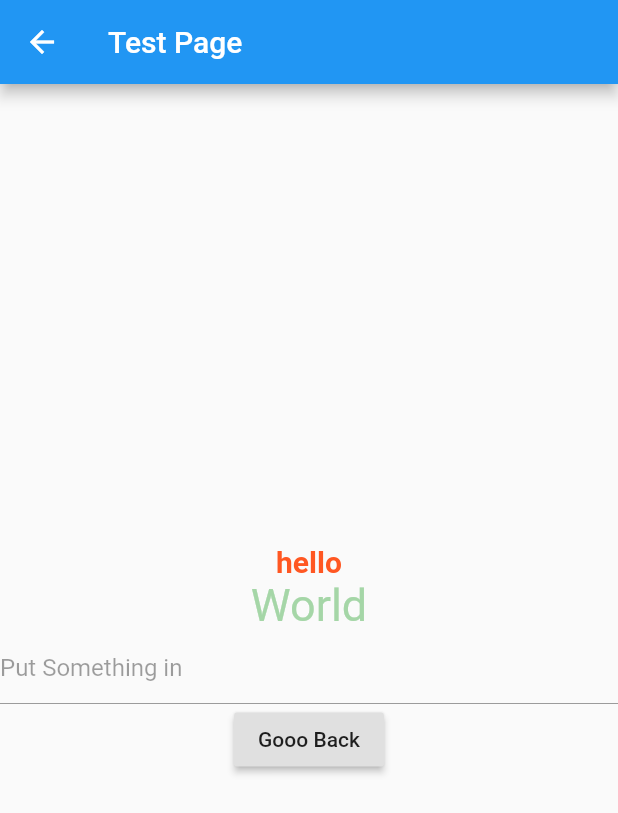
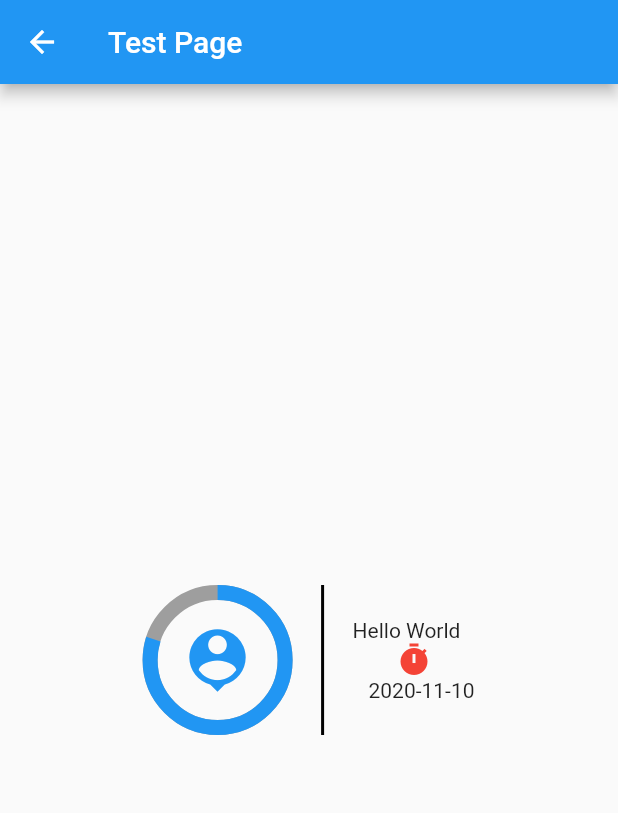
Before and after one commit to CPMoviePHil/f-tutorial, a Flutter app: the ForColumnTestPage screen opened directly, on a phone screen of 412 x 824 dp. Shown: the top 813 px of the screen. Run offline on Flutter 3.47's test engine with Material 2 defaults, Android fonts, the phone set to English and light mode, and no system bars; drawn by our look-alikes of percent_indicator.

Commit message:
test layout

```diff
--- a/lib/screens/for_column_test.dart
+++ b/lib/screens/for_column_test.dart
@@ -1,12 +1,120 @@
 import 'package:flutter/material.dart';
+import 'package:intl/intl.dart';
+import 'package:percent_indicator/percent_indicator.dart';
 
 class ForColumnTestPage extends StatelessWidget{
+  final DateTime dt = new DateTime.now();
+  final DateFormat _dateFormat = new DateFormat('yyyy-MM-dd');
   final TextEditingController _textEditingController = new TextEditingController(text: 'Put Something in');
   @override
   Widget build(BuildContext context) {
     return Scaffold(
       appBar: AppBar(title: Text('Test Page')),
-      body: Column(
+      body: Center(
+        child: mainLayout(context),
+      ),
+    );
+  }
+  Widget mainLayout(context){
+    return Column(
+      mainAxisAlignment: MainAxisAlignment.center,
+      children: <Widget>[
+        //forRatingStars(context),
+        //forColumnTest(context),
+        forCenterTest(context),
+        //forImages(context),
+      ],
+    );
+  }
+  Widget forRatingStars(context){
+    return Row(
+      mainAxisAlignment: MainAxisAlignment.center,
+      mainAxisSize: MainAxisSize.min,
+      children: [
+        Icon(
+            Icons.star, color: Colors.yellow[900]
+        ),
+        Icon(
+            Icons.star, color: Colors.yellow[900]
+        ),
+        Icon(
+            Icons.star, color: Colors.yellow[900]
+        ),
+        Icon(
+            Icons.star, color: Colors.grey[400]
+        ),
+        Icon(
+            Icons.star, color: Colors.grey[400]
+        ),
+      ],
+    );
+  }
+  Widget forImages(context){
+    return Center(
+      child: Row(
+        mainAxisAlignment: MainAxisAlignment.spaceEvenly,
+        children: <Widget>[
+          Expanded(
+              child: Image.asset('assets/images/image_1.jpg'),
+          ),
+          Expanded(
+              flex: 2,
+              child: Image.asset('assets/images/image_2.jpg'),
+          ),
+        ],
+      ),
+    );
+  }
+  Widget forCenterTest(context){
+    return Row(
+      mainAxisAlignment: MainAxisAlignment.center,
+      children: <Widget>[
+        new CircularPercentIndicator(
+          radius: 100.0,
+          lineWidth: 10.0,
+          percent: 0.8,
+          center: new Icon(
+            Icons.person_pin,
+            size: 50.0,
+            color: Colors.blue,
+          ),
+          backgroundColor: Colors.grey,
+          progressColor: Colors.blue,
+        ),
+        Container(
+          height: 100,
+          padding: EdgeInsets.only(left: 10, right: 10),
+          child: VerticalDivider(
+            thickness: 2,
+            width: 20,
+            color: Colors.black,
+          ),
+        ),
+        Container(
+          child: Column(
+            children: <Widget>[
+              Container(
+                margin: EdgeInsets.only(right: 10),
+                child: Text('Hello World'),
+              ),
+              Icon(
+                Icons.timer,
+                color: Colors.red[500],
+              ),
+              Container(
+                margin: EdgeInsets.only(left: 10),
+                child: Text(
+                  _dateFormat.format(dt),
+                ),
+              ),
+            ],
+          ),
+        ),
+      ],
+    );
+  }
+  Widget forColumnTest(context){
+    return Column(
       mainAxisAlignment: MainAxisAlignment.center,
       children: <Widget>[
         Text(
@@ -34,11 +142,10 @@ class ForColumnTestPage extends StatelessWidget{
           },
           textColor: Colors.black87,
           child: Container(
-              child: Text('Gooo Back'),
+            child: Text('Go Back'),
           ),
         ),
       ],
-      ),
     );
   }
 }
```
Also changed, not shown: pubspec.yaml (+4 -3 lines), assets/images/image_1.jpg (added), assets/images/image_2.jpg (added). Lines whose indentation alone changed are shown as unchanged.
